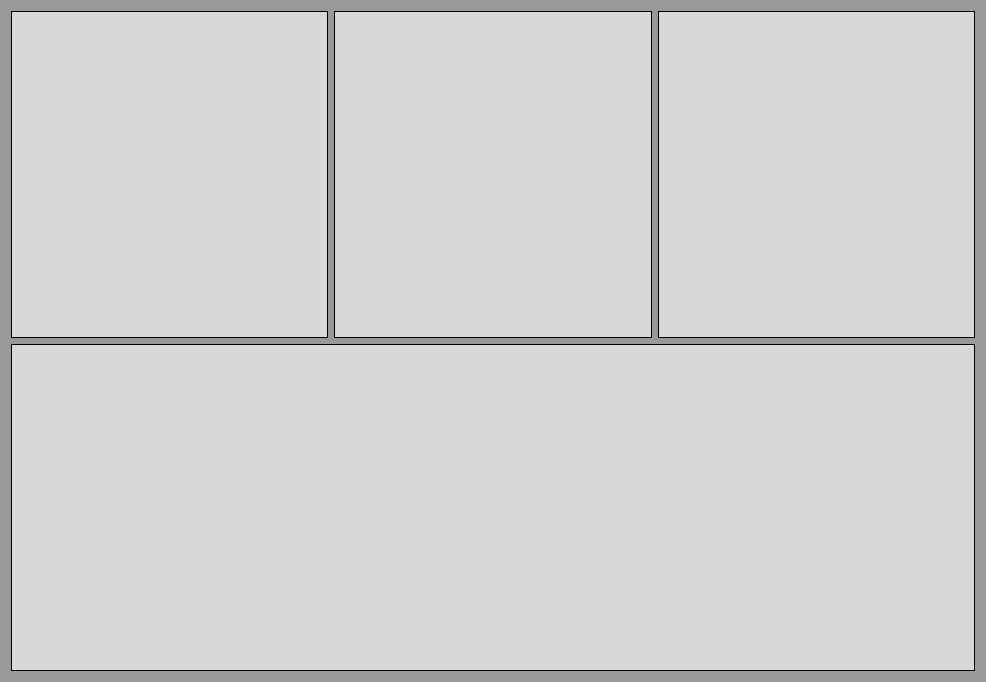
First picture: the form in designer/monitor.ui, repository Kammann123/sae_fend, before the edit.
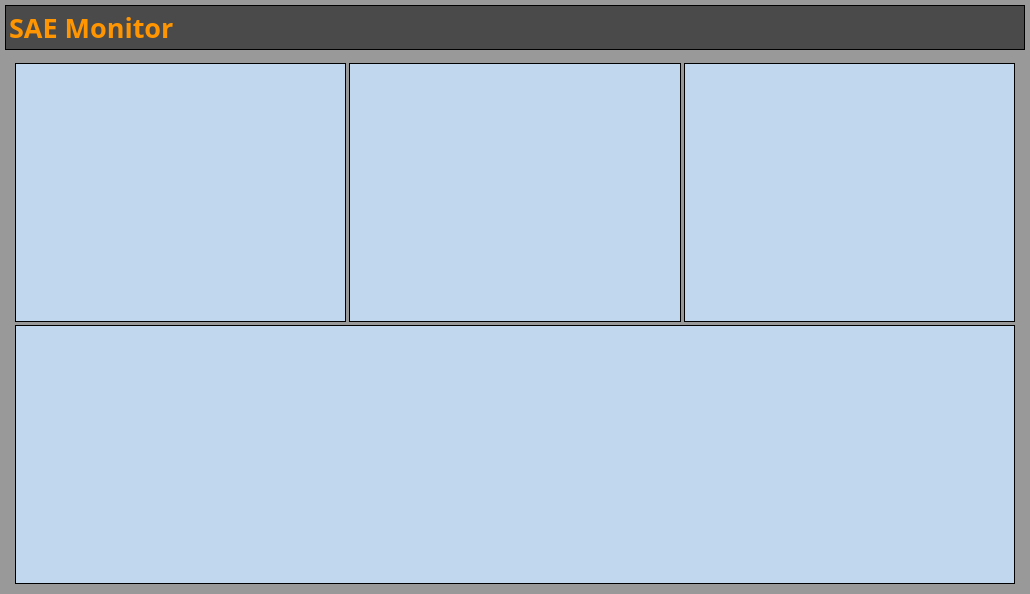
Second picture: the form after the edit. Custom widgets are drawn as their Qt base class.

Commit message: Added the VoicePanel to the Monitor

```diff
--- a/designer/monitor.ui
+++ b/designer/monitor.ui
@@ -6,8 +6,8 @@
    <rect>
     <x>0</x>
     <y>0</y>
-    <width>986</width>
-    <height>682</height>
+    <width>1030</width>
+    <height>594</height>
    </rect>
   </property>
   <property name="sizePolicy">
@@ -29,6 +29,118 @@
    <string notr="true">background-color: rgb(153, 153, 153);</string>
   </property>
   <layout class="QVBoxLayout" name="verticalLayout">
+   <property name="spacing">
+    <number>3</number>
+   </property>
+   <property name="leftMargin">
+    <number>5</number>
+   </property>
+   <property name="topMargin">
+    <number>5</number>
+   </property>
+   <property name="rightMargin">
+    <number>5</number>
+   </property>
+   <property name="bottomMargin">
+    <number>0</number>
+   </property>
+   <item>
+    <widget class="QFrame" name="verticalFrame">
+     <property name="sizePolicy">
+      <sizepolicy hsizetype="Preferred" vsizetype="Fixed">
+       <horstretch>0</horstretch>
+       <verstretch>0</verstretch>
+      </sizepolicy>
+     </property>
+     <property name="styleSheet">
+      <string notr="true">background-color: rgb(74, 74, 74);</string>
+     </property>
+     <property name="frameShape">
+      <enum>QFrame::Panel</enum>
+     </property>
+     <layout class="QHBoxLayout" name="horizontalLayout">
+      <property name="leftMargin">
+       <number>3</number>
+      </property>
+      <property name="topMargin">
+       <number>3</number>
+      </property>
+      <property name="rightMargin">
+       <number>3</number>
+      </property>
+      <property name="bottomMargin">
+       <number>3</number>
+      </property>
+      <item>
+       <widget class="QLabel" name="label">
+        <property name="sizePolicy">
+         <sizepolicy hsizetype="Fixed" vsizetype="Preferred">
+          <horstretch>0</horstretch>
+          <verstretch>0</verstretch>
+         </sizepolicy>
+        </property>
+        <property name="font">
+         <font>
+          <family>The Bold Font</family>
+          <pointsize>20</pointsize>
+          <weight>75</weight>
+          <bold>true</bold>
+          <stylestrategy>PreferAntialias</stylestrategy>
+         </font>
+        </property>
+        <property name="styleSheet">
+         <string notr="true">color: rgb(255, 149, 0);</string>
+        </property>
+        <property name="text">
+         <string>SAE Monitor</string>
+        </property>
+       </widget>
+      </item>
+      <item alignment="Qt::AlignRight">
+       <widget class="VoicePanel" name="voice_panel">
+        <property name="sizePolicy">
+         <sizepolicy hsizetype="Fixed" vsizetype="Fixed">
+          <horstretch>0</horstretch>
+          <verstretch>0</verstretch>
+         </sizepolicy>
+        </property>
+        <property name="minimumSize">
+         <size>
+          <width>500</width>
+          <height>0</height>
+         </size>
+        </property>
+        <property name="maximumSize">
+         <size>
+          <width>800</width>
+          <height>16777215</height>
+         </size>
+        </property>
+        <property name="toolTip">
+         <string>Click and drag here</string>
+        </property>
+        <property name="whatsThis">
+         <string>Voice Panel Widget.  </string>
+        </property>
+       </widget>
+      </item>
+     </layout>
+    </widget>
+   </item>
+   <item>
+    <layout class="QVBoxLayout" name="verticalLayout_8">
+     <property name="leftMargin">
+      <number>10</number>
+     </property>
+     <property name="topMargin">
+      <number>10</number>
+     </property>
+     <property name="rightMargin">
+      <number>10</number>
+     </property>
+     <property name="bottomMargin">
+      <number>10</number>
+     </property>
    <item>
     <layout class="QHBoxLayout" name="horizontalLayout_2">
      <item>
@@ -40,7 +152,7 @@
         </sizepolicy>
        </property>
        <property name="styleSheet">
-        <string notr="true">background-color: rgb(216, 216, 216);</string>
+          <string notr="true">background-color: rgb(193, 215, 238);</string>
        </property>
        <property name="frameShape">
         <enum>QFrame::Panel</enum>
@@ -83,7 +195,7 @@
         </sizepolicy>
        </property>
        <property name="styleSheet">
-        <string notr="true">background-color: rgb(216, 216, 216);</string>
+          <string notr="true">background-color: rgb(193, 215, 238);</string>
        </property>
        <property name="frameShape">
         <enum>QFrame::Panel</enum>
@@ -126,7 +238,7 @@
         </sizepolicy>
        </property>
        <property name="styleSheet">
-        <string notr="true">background-color: rgb(216, 216, 216);</string>
+          <string notr="true">background-color: rgb(193, 215, 238);</string>
        </property>
        <property name="frameShape">
         <enum>QFrame::Panel</enum>
@@ -171,7 +283,7 @@
       </sizepolicy>
      </property>
      <property name="styleSheet">
-      <string notr="true">background-color: rgb(216, 216, 216);</string>
+        <string notr="true">background-color: rgb(193, 215, 238);</string>
      </property>
      <property name="frameShape">
       <enum>QFrame::Panel</enum>
@@ -215,6 +327,8 @@
     </widget>
    </item>
   </layout>
+   </item>
+  </layout>
  </widget>
  <customwidgets>
   <customwidget>
@@ -227,6 +341,11 @@
    <extends>QWidget</extends>
    <header>src/slider</header>
   </customwidget>
+  <customwidget>
+   <class>VoicePanel</class>
+   <extends>QWidget</extends>
+   <header>src/voicepanel</header>
+  </customwidget>
  </customwidgets>
  <resources/>
  <connections/>
```
Lines whose indentation alone changed are shown as unchanged. The commit also changes 5 other files.
